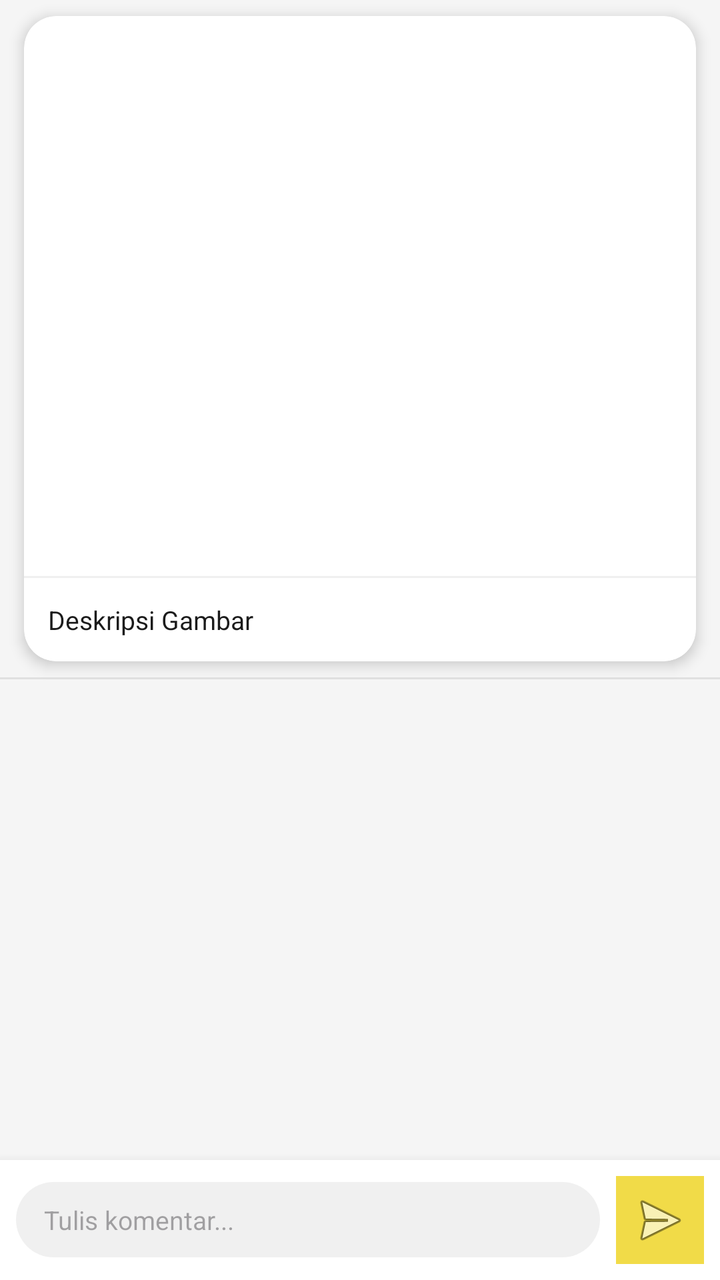
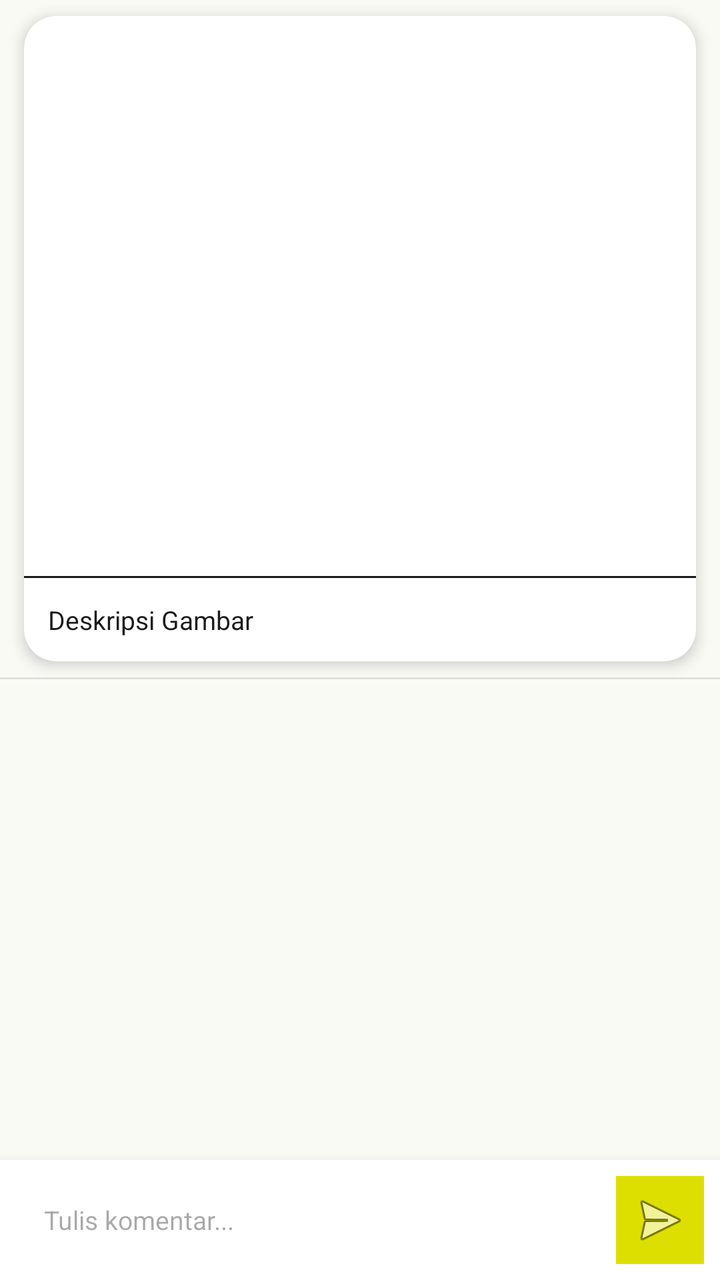

Compare the two renders of this Android layout. The source of the first and the diff that turns it into the second are given below.
<!-- AndroidManifest.xml: application theme Theme.MaizeLeaf -->
<!-- res/layout/activity_komentar.xml -->
<?xml version="1.0" encoding="utf-8"?>
<androidx.constraintlayout.widget.ConstraintLayout
    xmlns:android="http://schemas.android.com/apk/res/android"
    xmlns:app="http://schemas.android.com/apk/res-auto"
    xmlns:tools="http://schemas.android.com/tools"
    android:id="@+id/main"
    android:layout_width="match_parent"
    android:layout_height="match_parent"
    android:background="#F5F5F5"
    tools:context=".ui.komentar.KomentarActivity">

    <androidx.core.widget.NestedScrollView
        android:id="@+id/nestedScroll"
        android:layout_width="match_parent"
        android:layout_height="0dp"
        android:fillViewport="true"
        app:layout_constraintTop_toTopOf="parent"
        app:layout_constraintBottom_toTopOf="@id/layoutInput"
        app:layout_constraintStart_toStartOf="parent">

        <LinearLayout
            android:layout_width="match_parent"
            android:layout_height="wrap_content"
            android:orientation="vertical">

            <androidx.cardview.widget.CardView
                android:id="@+id/cardPosting"
                android:layout_width="match_parent"
                android:layout_height="wrap_content"
                android:layout_marginHorizontal="12dp"
                android:layout_marginTop="8dp"
                app:cardCornerRadius="16dp"
                app:cardElevation="4dp">

                <LinearLayout
                    android:layout_width="match_parent"
                    android:layout_height="wrap_content"
                    android:orientation="vertical">

                    <ImageView
                        android:id="@+id/ivGambarPosting"
                        android:layout_width="match_parent"
                        android:layout_height="280dp"
                        android:scaleType="centerCrop" />

                    <View
                        android:layout_width="match_parent"
                        android:layout_height="1dp"
                        android:background="#F0F0F0" />

                    <TextView
                        android:id="@+id/tvDescription"
                        android:layout_width="match_parent"
                        android:layout_height="wrap_content"
                        android:paddingHorizontal="12dp"
                        android:paddingTop="12dp"
                        android:paddingBottom="12dp"
                        android:text="@string/deskripsi_gambar"
                        android:textColor="#1B1B1B"
                        android:textSize="13sp"
                        android:lineSpacingMultiplier="1.4" />

                </LinearLayout>

            </androidx.cardview.widget.CardView>


            <View
                android:id="@+id/divider"
                android:layout_width="match_parent"
                android:layout_height="1dp"
                android:layout_marginTop="8dp"
                android:background="#E0E0E0" />


            <androidx.recyclerview.widget.RecyclerView
                android:id="@+id/rvKomentar"
                android:layout_width="match_parent"
                android:layout_height="wrap_content"
                android:nestedScrollingEnabled="false"
                android:padding="8dp"
                android:clipToPadding="false" />
            <TextView
                android:id="@+id/tvNoKomentar"
                android:layout_width="wrap_content"
                android:layout_height="wrap_content"
                android:layout_gravity="center"
                android:text="@string/belum_ada_komentar"
                android:visibility="gone"
                android:textSize="18sp" />

        </LinearLayout>

    </androidx.core.widget.NestedScrollView>


    <LinearLayout
        android:id="@+id/layoutInput"
        android:layout_width="match_parent"
        android:layout_height="wrap_content"
        android:orientation="horizontal"
        android:padding="8dp"
        android:gravity="center_vertical"
        android:background="#FFFFFF"
        android:elevation="8dp"
        app:layout_constraintBottom_toBottomOf="parent"
        app:layout_constraintStart_toStartOf="parent">

        <com.google.android.material.textfield.TextInputEditText
            android:id="@+id/etKomentar"
            android:layout_width="0dp"
            android:layout_height="wrap_content"
            android:layout_weight="1"
            android:hint="Tulis komentar..."
            android:textSize="13sp"
            android:maxLines="3"
            android:background="@drawable/bg_input_rounded"
            android:paddingHorizontal="14dp"
            android:paddingVertical="10dp" />

        <ImageButton
            android:id="@+id/btnKirim"
            android:layout_width="44dp"
            android:layout_height="44dp"
            android:layout_marginStart="8dp"
            android:src="@android:drawable/ic_menu_send"
            android:background="?attr/colorPrimary"
            android:padding="10dp" />


    </LinearLayout>




</androidx.constraintlayout.widget.ConstraintLayout>
<!-- resources referenced by this layout -->
<resources>
  <!-- drawable bg_input_rounded (drawable) -->
  <?xml version="1.0" encoding="utf-8"?>
  <shape xmlns:android="http://schemas.android.com/apk/res/android"
      android:shape="rectangle">
      <solid android:color="#F0F0F0" />
      <corners android:radius="20dp" />
  </shape>
  <string name="belum_ada_komentar">Belum ada Komentar</string>
  <string name="deskripsi_gambar">Deskripsi Gambar</string>
  <style name="Theme.MaizeLeaf" parent="Theme.MaterialComponents.DayNight">
          
          <item name="colorPrimary">@color/yellow</item>
          <item name="colorPrimaryVariant">#D6C761</item>
          <item name="colorOnPrimary">@color/white</item>
          
          <item name="android:statusBarColor">?attr/colorPrimaryVariant</item>
          
          
          <item name="colorSecondary">#4CAF50</item>
          <item name="colorSecondaryVariant">#388E3C</item>
          <item name="colorOnSecondary">@color/white</item>
  
          
          <item name="android:colorBackground">#FAFAF5</item>
          <item name="colorSurface">#FFFFFF</item>
          <item name="colorOnBackground">#1F1F1F</item>
          <item name="colorOnSurface">#1B1B1B</item>
  
          
          <item name="colorError">#B00020</item>
          <item name="colorOnError">@color/white</item>
  
          
          <item name="android:textColorPrimary">#1B1B1B</item>
          <item name="android:textColorSecondary">#5C5C5C</item>
  
      </style>
  <color name="yellow">#F1DB48</color>
  <color name="white">#FFFFFFFF</color>
</resources>

<!-- the commit's change to res/layout/activity_komentar.xml (unified diff, before → after) -->
@@ -6,7 +6,6 @@
     android:id="@+id/main"
     android:layout_width="match_parent"
     android:layout_height="match_parent"
-    android:background="#F5F5F5"
     tools:context=".ui.komentar.KomentarActivity">
 
     <androidx.core.widget.NestedScrollView
@@ -46,7 +45,7 @@
                     <View
                         android:layout_width="match_parent"
                         android:layout_height="1dp"
-                        android:background="#F0F0F0" />
+                        android:background="?attr/colorOnSurface" />
 
                     <TextView
                         android:id="@+id/tvDescription"
@@ -56,7 +55,7 @@
                         android:paddingTop="12dp"
                         android:paddingBottom="12dp"
                         android:text="@string/deskripsi_gambar"
-                        android:textColor="#1B1B1B"
+                        android:textColor="?attr/colorOnSurface"
                         android:textSize="13sp"
                         android:lineSpacingMultiplier="1.4" />
 
@@ -101,7 +100,7 @@
         android:orientation="horizontal"
         android:padding="8dp"
         android:gravity="center_vertical"
-        android:background="#FFFFFF"
+        android:background="?attr/colorSurface"
         android:elevation="8dp"
         app:layout_constraintBottom_toBottomOf="parent"
         app:layout_constraintStart_toStartOf="parent">
@@ -111,10 +110,10 @@
             android:layout_width="0dp"
             android:layout_height="wrap_content"
             android:layout_weight="1"
-            android:hint="Tulis komentar..."
+            android:hint="@string/tulis_komentar"
             android:textSize="13sp"
             android:maxLines="3"
-            android:background="@drawable/bg_input_rounded"
+            android:background="?attr/colorSurface"
             android:paddingHorizontal="14dp"
             android:paddingVertical="10dp" />
 
@@ -130,6 +129,27 @@
 
     </LinearLayout>
 
+    <FrameLayout
+        android:id="@+id/loadingOverlay"
+        android:layout_width="0dp"
+        android:layout_height="0dp"
+        android:background="#80000000"
+        android:clickable="true"
+        android:focusable="true"
+        android:visibility="gone"
+        app:layout_constraintBottom_toBottomOf="parent"
+        app:layout_constraintEnd_toEndOf="parent"
+        app:layout_constraintStart_toStartOf="parent"
+        app:layout_constraintTop_toTopOf="parent">
+
+        <ProgressBar
+            android:id="@+id/progressBar"
+            android:layout_width="wrap_content"
+            android:layout_height="wrap_content"
+            android:layout_gravity="center"
+            android:indeterminateTint="@android:color/white" />
+
+    </FrameLayout>
 
 
 
<!-- resource entries referenced after the edit -->
@@ -1,43 +1,17 @@
 <!-- resources referenced by this layout -->
 <resources>
-  <!-- drawable bg_input_rounded (drawable) -->
-  <?xml version="1.0" encoding="utf-8"?>
-  <shape xmlns:android="http://schemas.android.com/apk/res/android"
-      android:shape="rectangle">
-      <solid android:color="#F0F0F0" />
-      <corners android:radius="20dp" />
-  </shape>
   <string name="belum_ada_komentar">Belum ada Komentar</string>
   <string name="deskripsi_gambar">Deskripsi Gambar</string>
-  <style name="Theme.MaizeLeaf" parent="Theme.MaterialComponents.DayNight">
+  <string name="tulis_komentar">Tulis komentar...</string>
+  <style name="Theme.MaizeLeaf" parent="Theme.MaterialComponents.DayNight.NoActionBar">
           
-          <item name="colorPrimary">@color/yellow</item>
+          <item name="colorPrimary">#dddf00</item>
           <item name="colorPrimaryVariant">#D6C761</item>
           <item name="colorOnPrimary">@color/white</item>
-          
-          <item name="android:statusBarColor">?attr/colorPrimaryVariant</item>
-          
-          
-          <item name="colorSecondary">#4CAF50</item>
-          <item name="colorSecondaryVariant">#388E3C</item>
-          <item name="colorOnSecondary">@color/white</item>
   
-          
-          <item name="android:colorBackground">#FAFAF5</item>
-          <item name="colorSurface">#FFFFFF</item>
-          <item name="colorOnBackground">#1F1F1F</item>
-          <item name="colorOnSurface">#1B1B1B</item>
   
-          
-          <item name="colorError">#B00020</item>
-          <item name="colorOnError">@color/white</item>
-  
-          
-          <item name="android:textColorPrimary">#1B1B1B</item>
-          <item name="android:textColorSecondary">#5C5C5C</item>
   
       </style>
-  <color name="yellow">#F1DB48</color>
   <color name="white">#FFFFFFFF</color>
 </resources>
 
